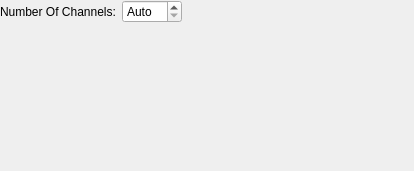
Qt form src/asciireadersettings.ui (ClementINSA/SerialPlot) before a commit.
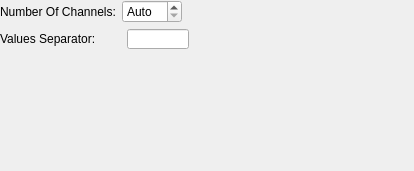
The same form after that commit.

Commit message: Adding of a textbox to chose values separator. For the moment, this box is not linked to any variable.

The edit to the form file:
```diff
--- a/src/asciireadersettings.ui
+++ b/src/asciireadersettings.ui
@@ -75,15 +75,104 @@
      </item>
     </layout>
    </item>
+   <item>
+    <layout class="QHBoxLayout" name="horizontalLayout_2">
+     <item>
+      <widget class="QLabel" name="label">
+       <property name="text">
+        <string>Values Separator:</string>
+       </property>
+      </widget>
+     </item>
+     <item>
+      <spacer name="horizontalSpacer_3">
+       <property name="orientation">
+        <enum>Qt::Horizontal</enum>
+       </property>
+       <property name="sizeType">
+        <enum>QSizePolicy::Fixed</enum>
+       </property>
+       <property name="sizeHint" stdset="0">
+        <size>
+         <width>25</width>
+         <height>20</height>
+        </size>
+       </property>
+      </spacer>
+     </item>
+     <item>
+      <widget class="QLineEdit" name="lineEdit">
+       <property name="sizePolicy">
+        <sizepolicy hsizetype="Fixed" vsizetype="Fixed">
+         <horstretch>0</horstretch>
+         <verstretch>0</verstretch>
+        </sizepolicy>
+       </property>
+       <property name="minimumSize">
+        <size>
+         <width>62</width>
+         <height>20</height>
+        </size>
+       </property>
+       <property name="maximumSize">
+        <size>
+         <width>62</width>
+         <height>20</height>
+        </size>
+       </property>
+       <property name="inputMask">
+        <string notr="true"/>
+       </property>
+       <property name="text">
+        <string/>
+       </property>
+       <property name="maxLength">
+        <number>1</number>
+       </property>
+       <property name="cursorPosition">
+        <number>0</number>
+       </property>
+       <property name="alignment">
+        <set>Qt::AlignCenter</set>
+       </property>
+       <property name="placeholderText">
+        <string notr="true"/>
+       </property>
+       <property name="clearButtonEnabled">
+        <bool>false</bool>
+       </property>
+      </widget>
+     </item>
+     <item>
+      <spacer name="horizontalSpacer_2">
+       <property name="orientation">
+        <enum>Qt::Horizontal</enum>
+       </property>
+       <property name="sizeType">
+        <enum>QSizePolicy::Expanding</enum>
+       </property>
+       <property name="sizeHint" stdset="0">
+        <size>
+         <width>1</width>
+         <height>20</height>
+        </size>
+       </property>
+      </spacer>
+     </item>
+    </layout>
+   </item>
    <item>
     <spacer name="verticalSpacer">
      <property name="orientation">
       <enum>Qt::Vertical</enum>
      </property>
+     <property name="sizeType">
+      <enum>QSizePolicy::MinimumExpanding</enum>
+     </property>
      <property name="sizeHint" stdset="0">
       <size>
-       <width>20</width>
-       <height>1</height>
+       <width>0</width>
+       <height>10</height>
       </size>
      </property>
     </spacer>
```
